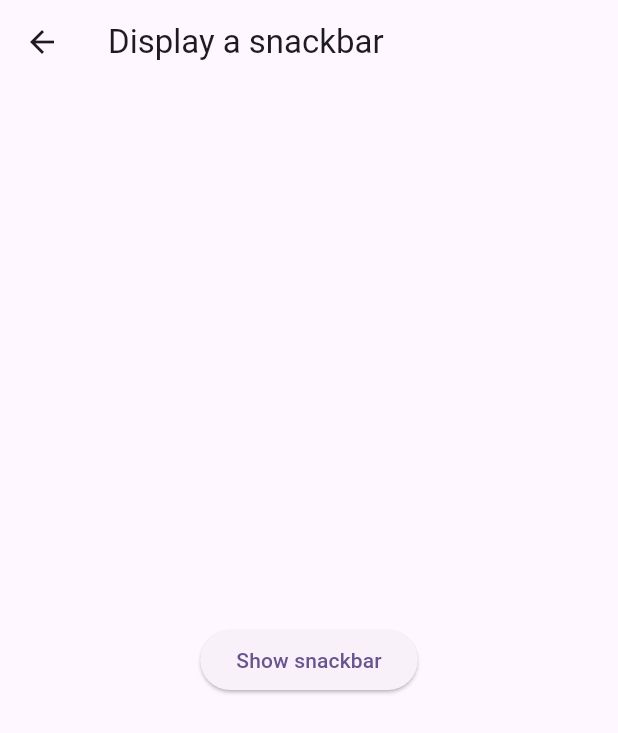
After one commit to icichainz/flutter-cook-book, a Flutter app: the screen it shows after launch, after a tap on "Show snackbar", on a phone screen of 412 x 824 dp. The commit adds this screen. Shown: the top 733 px of the screen. Run offline on Flutter 3.47's test engine with Material 2 defaults, Android fonts, the phone set to English and light mode, and no system bars.

Commit message:
display snackbar done in the design module

```diff
--- /dev/null
+++ b/lib/design/display_snackbar.dart
@@ -0,0 +1,32 @@
+import 'package:flutter/material.dart';
+
+class DisplaySnackbar extends StatefulWidget {
+  const DisplaySnackbar({super.key});
+
+  @override
+  State<DisplaySnackbar> createState() => _DisplaySnackbarState();
+}
+
+class _DisplaySnackbarState extends State<DisplaySnackbar> {
+  @override
+  Widget build(BuildContext context) {
+    return Scaffold(
+      appBar: AppBar(
+        title: const Text("Display a snackbar"),
+      ),
+      body: Center(
+        child: ElevatedButton(
+          onPressed: () {
+            final snackBar = SnackBar(
+              content: const Text("Yay ! A SnackBar !"),
+              action: SnackBarAction(label: 'Undo', onPressed: () {}),
+            );
+
+            ScaffoldMessenger.of(context).showSnackBar(snackBar);
+          },
+          child: const Text("Show snackbar"),
+        ),
+      ),
+    );
+  }
+}
--- a/lib/main.dart
+++ b/lib/main.dart
@@ -3,6 +3,8 @@ import 'package:flutter_coockbook/animation/animate_container_property.dart';
 import 'package:flutter_coockbook/animation/animate_page_physic_simulation.dart';
 import 'package:flutter_coockbook/animation/animate_page_route_transition.dart';
 import 'package:flutter_coockbook/animation/animate_with_opacity.dart';
+import 'package:flutter_coockbook/design/add_drawer_to_screen.dart';
+import 'package:flutter_coockbook/design/display_snackbar.dart';
 
 void main() {
   runApp(const MyApp());
@@ -136,7 +138,26 @@ class _MyHomePageState extends State<MyHomePage> {
                   context,
                   MaterialPageRoute(
                       builder: (_) => const AnimateWithOpacity())),
-            )
+            ),
+
+            /// Add drawer to the scaffold.
+            ListTile(
+              title: const Text("Add drawer to scaffold"),
+              tileColor: Colors.green,
+              subtitle:
+                  const Text("Demonstrate how to add drawer to the scaffold"),
+              onTap: () => Navigator.push(context,
+                  MaterialPageRoute(builder: (_) => const AddDrawerToScreen())),
+            ),
+
+            /// Show snackbar .
+            ListTile(
+              title: const Text("Show snackbar"),
+              tileColor: Colors.purple,
+              subtitle: const Text("Demenstrate how to show a snackabr"),
+              onTap: () => Navigator.push(context,
+                  MaterialPageRoute(builder: (_) => const DisplaySnackbar())),
+            ),
           ],
         )
         // This trailing comma makes auto-formatting nicer for build methods.
```
Also changed, not shown: lib/design/add_drawer_to_screen.dart (+63 -0 lines).
